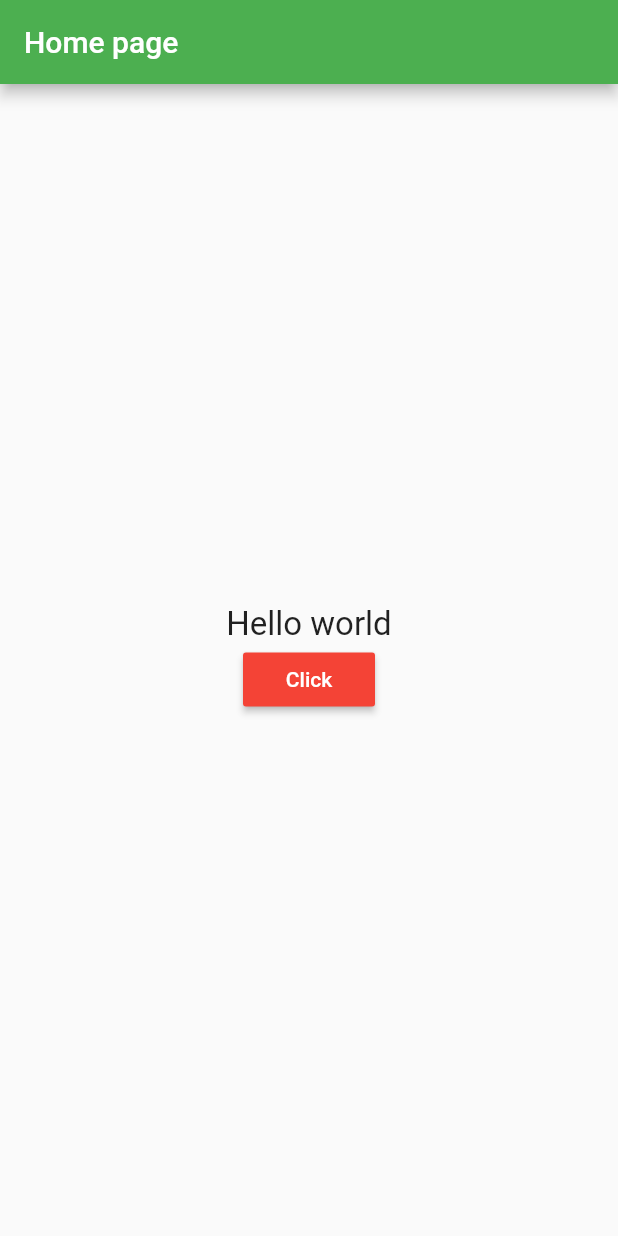
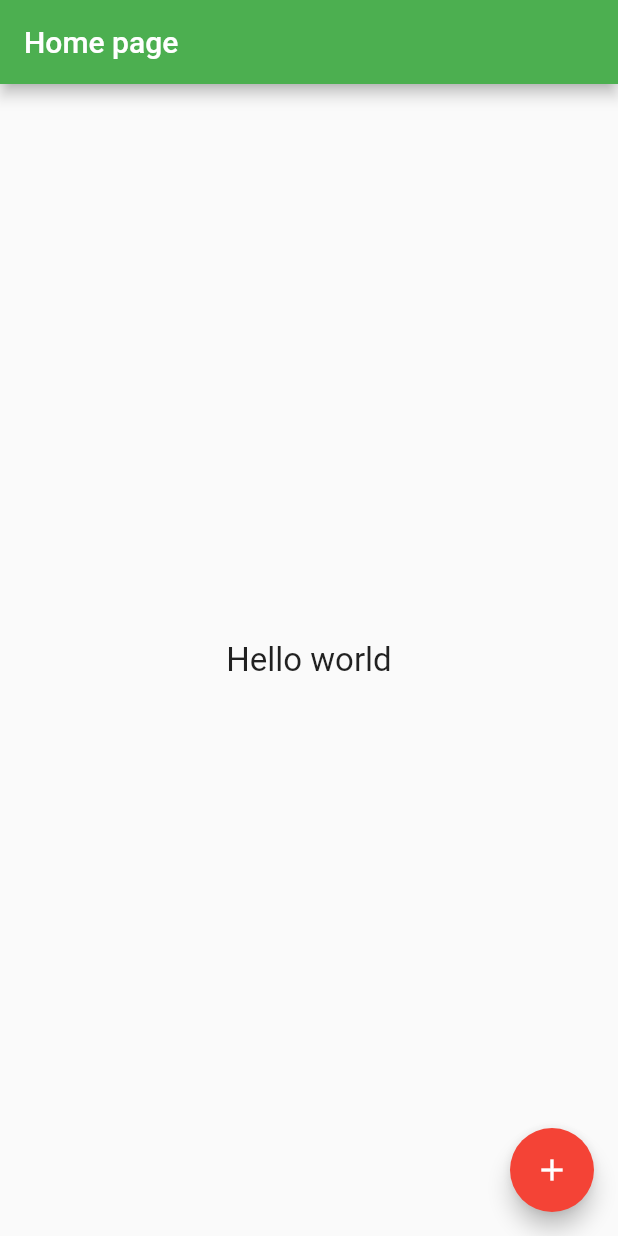
Before and after one commit to Harin-Kaklotar/flutter_app, a Flutter app: the screen it shows after launch, on a phone screen of 412 x 824 dp. Run offline on Flutter 3.47's test engine with Material 2 defaults, Android fonts, the phone set to English and light mode, and no system bars.

Commit message:
remove button, add floating action button

```diff
--- a/lib/main.dart
+++ b/lib/main.dart
@@ -11,10 +11,9 @@ class MyApp extends StatelessWidget {
       title: "My app",
       home: new HomePage(),
       theme: new ThemeData(
-        primarySwatch: Colors.green,
-        accentColor: Colors.red,
-        brightness: Brightness.light
-      ),
+          primarySwatch: Colors.green,
+          accentColor: Colors.red,
+          brightness: Brightness.light),
     );
   }
 }
@@ -34,6 +33,10 @@ class _HomePageState extends State<HomePage> {
         title: new Text("Home page"),
       ),
       body: _bodyWidget(),
+      floatingActionButton: new FloatingActionButton(
+        child: new Icon(Icons.add),
+        onPressed: _changeText,
+      ),
     );
   }
 
@@ -44,14 +47,9 @@ class _HomePageState extends State<HomePage> {
         child: new Column(
           mainAxisAlignment: MainAxisAlignment.center,
           children: <Widget>[
-            new Text(myText, style: new TextStyle(fontSize: 22.0),),
-            new RaisedButton(
-              child: new Text(
-                "Click",
-                style: new TextStyle(color: Colors.white),
-              ),
-              onPressed: _changeText,
-              color: Colors.red,
+            new Text(
+              myText,
+              style: new TextStyle(fontSize: 22.0),
             )
           ],
         ),
```
